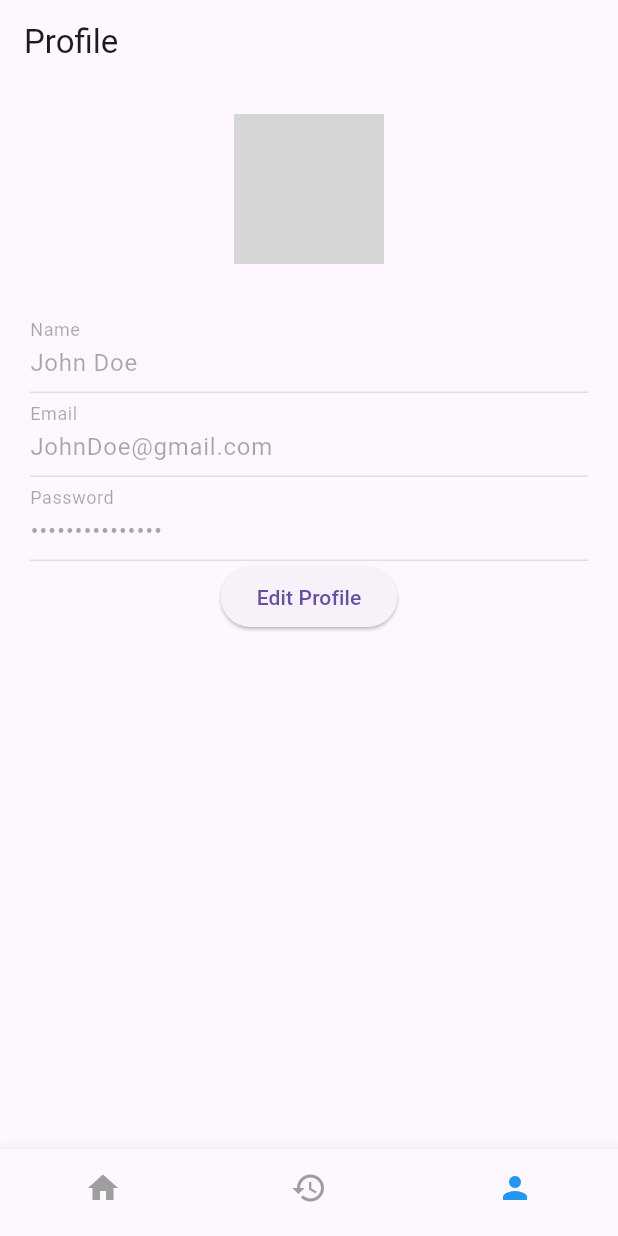
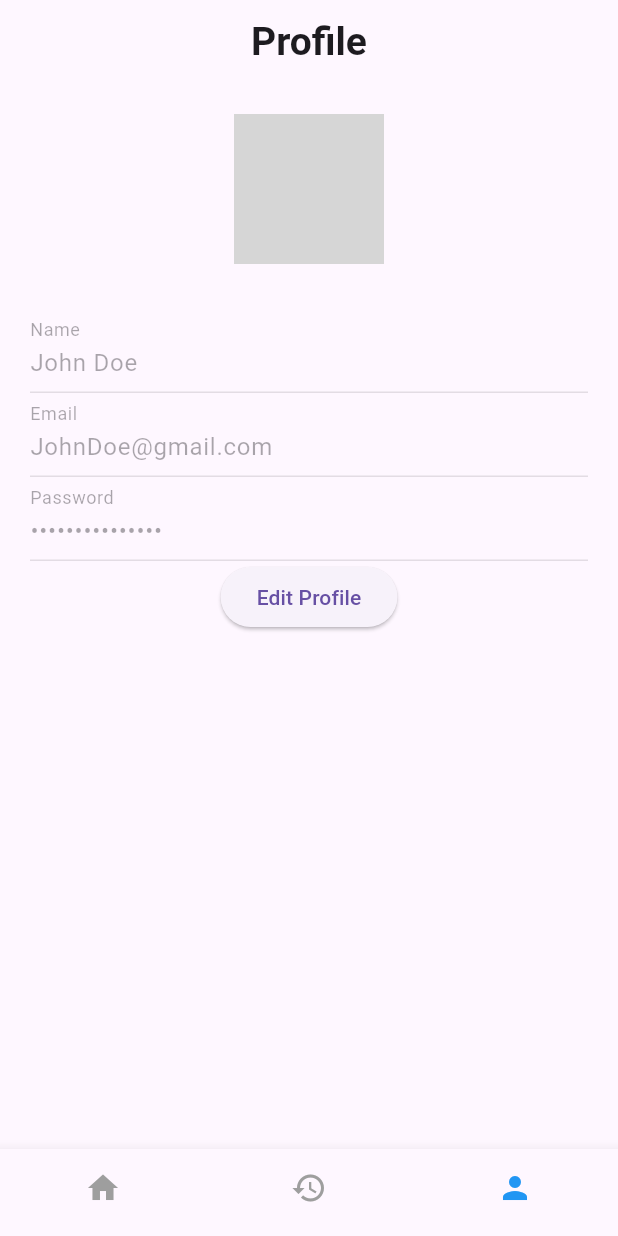
Before and after one commit to AliAljawad/Sign-Speak-Front, a Flutter app: the screen it shows after launch, item 3 of the bottom bar chosen, on a phone screen of 412 x 824 dp. Run offline on Flutter 3.47's test engine with Material 3 defaults, Android fonts, the phone set to English and light mode, and no system bars; our stand-ins replace camera; network calls fail; grey boxes are pictures that could not be loaded.

Commit message:
added styling to AppBar title

```diff
--- a/lib/screens/profile_screen.dart
+++ b/lib/screens/profile_screen.dart
@@ -27,8 +27,12 @@ void _toggleEdit() {
   Widget build(BuildContext context) {
     return Scaffold(
       appBar: AppBar(
-        title: const Text('Profile'),
-      ),
+  title: const Text(
+    'Profile',
+    style: TextStyle(fontSize: 26, fontWeight: FontWeight.bold),
+  ),
+  centerTitle: true,
+),
       body:Padding(
   padding: const EdgeInsets.all(20.0),
   child: Column(
```
